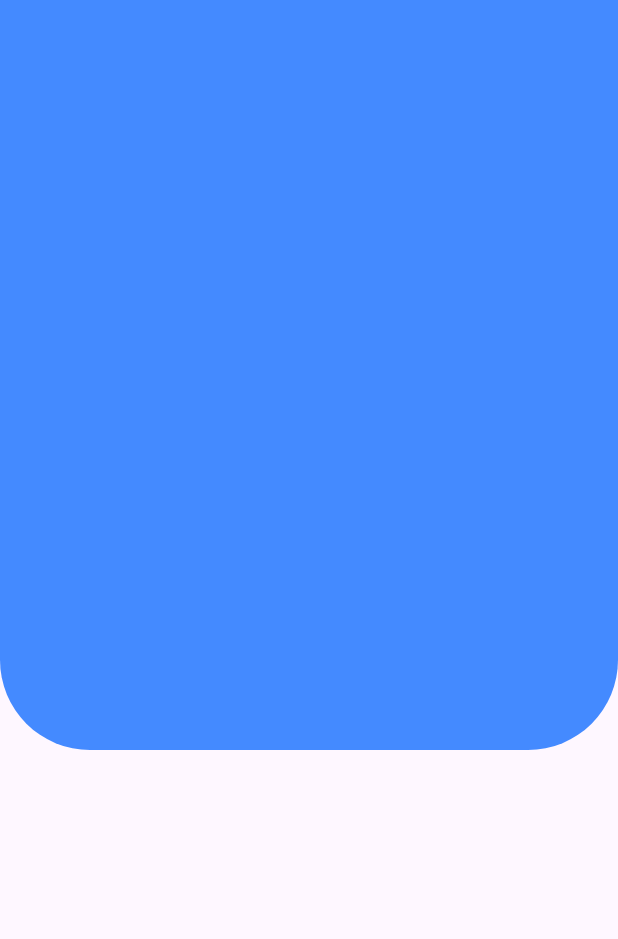
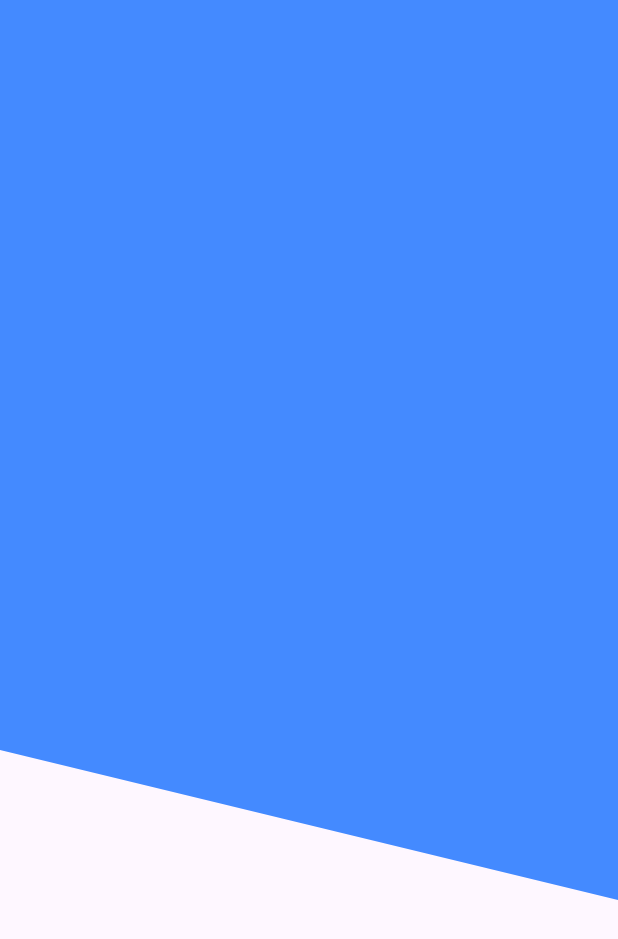
Before and after one commit to NahuelBenitez/Background_headers_flutter, a Flutter app: the screen it shows after launch, on a phone screen of 412 x 824 dp. Shown: the top 939 px of the screen. Run offline on Flutter 3.47's test engine with Material 3 defaults, Android fonts, the phone set to English and light mode, and no system bars.

Commit message:
header diagonal

```diff
--- a/lib/src/pages/headers_page.dart
+++ b/lib/src/pages/headers_page.dart
@@ -6,7 +6,7 @@ class HeadersPage extends StatelessWidget {
   @override
   Widget build(BuildContext context) {
     return Scaffold(
-      body: HeaderCircular()
+      body: HeaderDiagonal()
       // Center(
       //   child: Text("hola mundo"),
       // ),
--- a/lib/src/pages/widgets/headers.dart
+++ b/lib/src/pages/widgets/headers.dart
@@ -30,3 +30,36 @@ class HeaderCircular extends StatelessWidget {
     );
   }
 }
+
+
+class HeaderDiagonal extends StatelessWidget {
+  const HeaderDiagonal({super.key});
+
+  @override
+  Widget build(BuildContext context) {
+    return ClipPath(
+      clipper: DiagonalClipper(),
+      child: Container(
+        height: 600,
+        color: Colors.blueAccent,
+
+      ),
+    );
+  }
+}
+
+class DiagonalClipper extends CustomClipper<Path> {
+  @override
+  Path getClip(Size size) {
+    Path path = Path();
+    path.lineTo(0, size.height - 100);
+    path.lineTo(size.width, size.height);
+    path.lineTo(size.width, 0);
+    path.close();
+
+    return path;
+  }
+
+  @override
+  bool shouldReclip(CustomClipper<Path> oldClipper) => false;
+}
```
